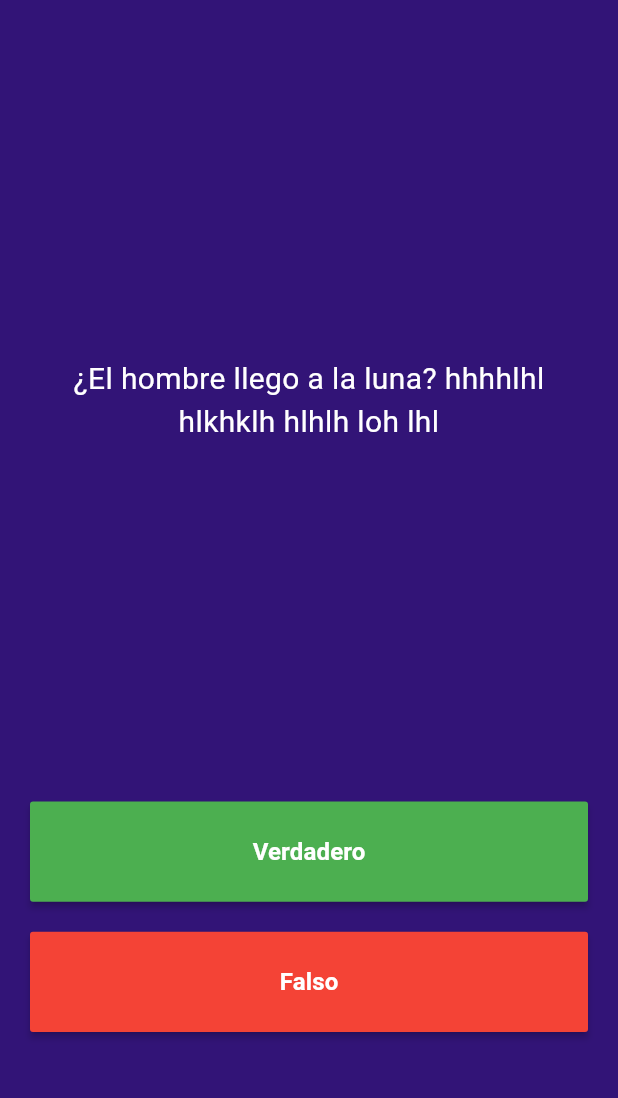
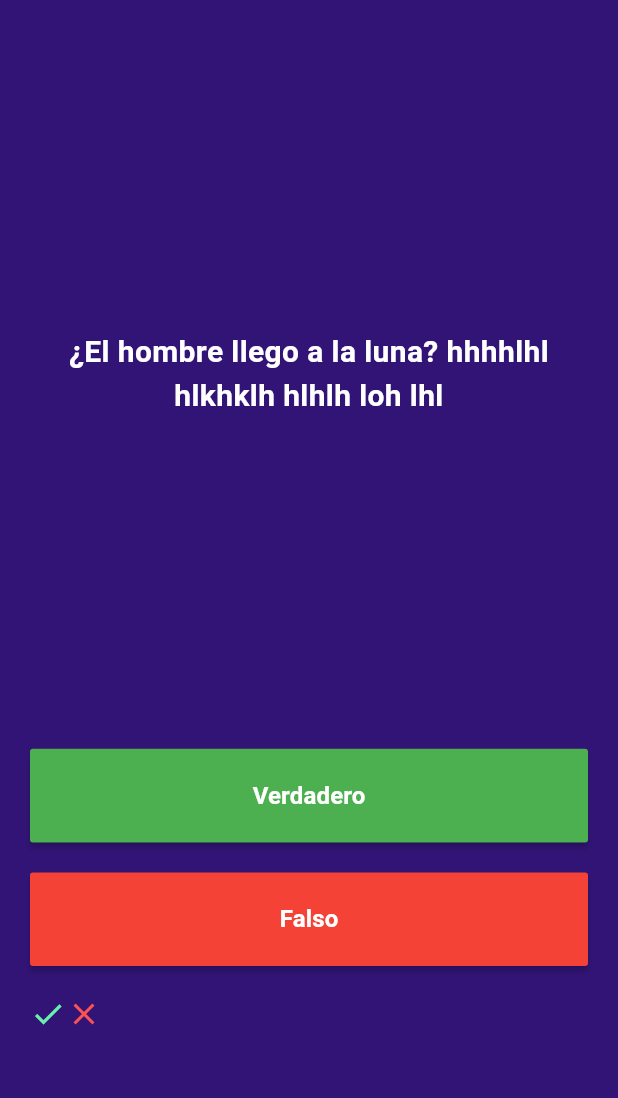
Before and after one commit to KeingCasabona/Tecsup-semana5-quizapp, a Flutter app: the screen it shows after launch, on a phone screen of 412 x 824 dp, the part 84-1182 px from its top. Run offline on Flutter 3.47's test engine with Material 3 defaults, Android fonts, the phone set to English and light mode, and no system bars.

Commit message:
feat: Add List

```diff
--- a/lib/main.dart
+++ b/lib/main.dart
@@ -15,10 +15,18 @@ class MyApp extends StatelessWidget {
   }
 }
 
-class QuizPage extends StatelessWidget {
-  const QuizPage({
-    super.key,
-  });
+class QuizPage extends StatefulWidget {
+  const QuizPage({super.key});
+
+  @override
+  State<QuizPage> createState() => _QuizPageState();
+}
+
+class _QuizPageState extends State<QuizPage> {
+  List<Icon> scoreKeeper = [
+    Icon(Icons.check, color: Colors.greenAccent),
+    Icon(Icons.close, color: Colors.redAccent),
+  ];
 
   @override
   Widget build(BuildContext context) {
@@ -46,9 +54,9 @@ class QuizPage extends StatelessWidget {
                   '¿El hombre llego a la luna? hhhhlhl hlkhklh hlhlh loh lhl  ',
                   textAlign: TextAlign.center,
                   style: TextStyle(
-                    fontSize: 20,
-                    color: Colors.white,
-                  ),
+                      fontSize: 20,
+                      color: Colors.white,
+                      fontWeight: FontWeight.bold),
                 ),
               ),
             ),
@@ -79,6 +87,10 @@ class QuizPage extends StatelessWidget {
                 color: Colors.red,
               ),
             ),
+            SizedBox(height: 20),
+            Row(
+              children: scoreKeeper,
+            ),
             SizedBox(height: 80),
           ],
         ),
```
